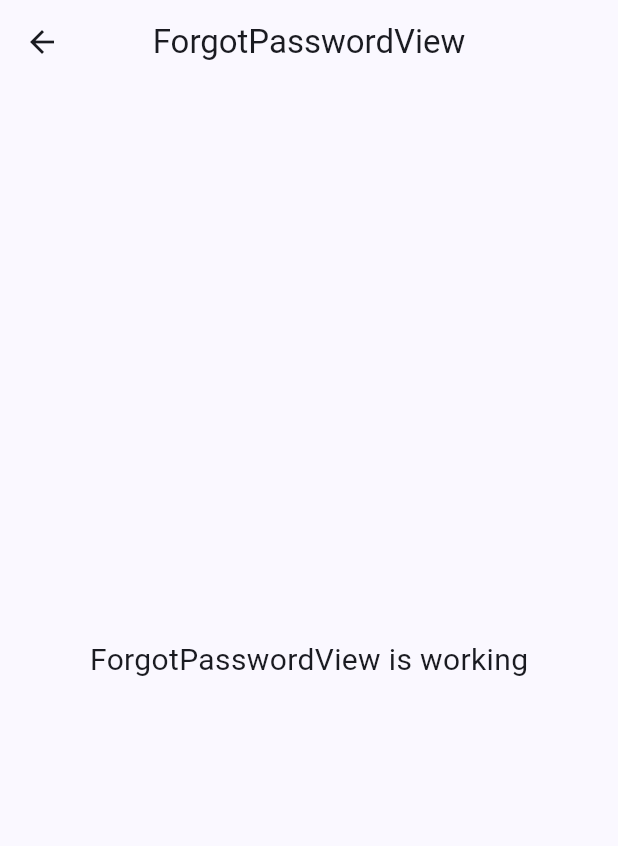
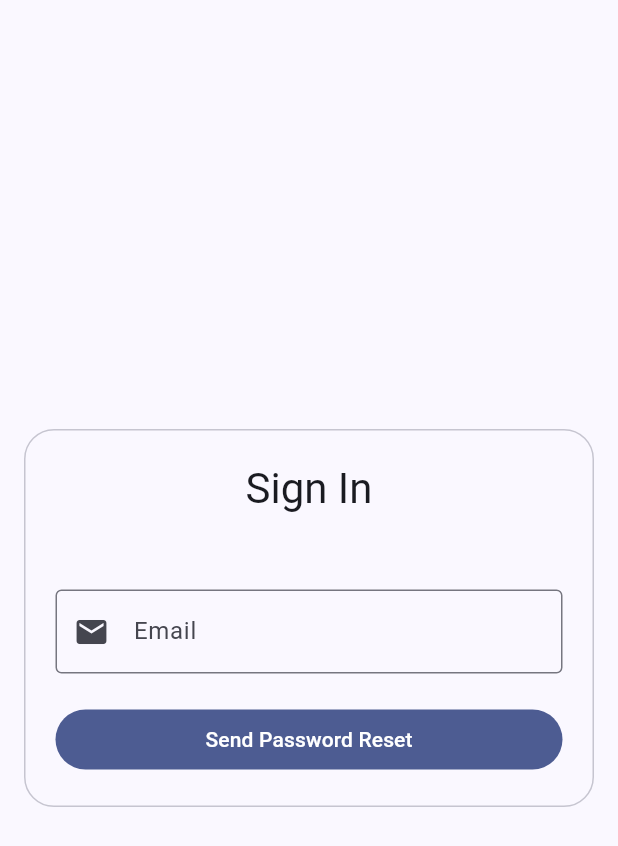
Before and after one commit to putrimhdw/attendify, a Flutter app: the ForgotPasswordView screen opened by its route, on a phone screen of 412 x 824 dp. Shown: the top 846 px of the screen. Run offline on Flutter 3.47's test engine with Material 3 defaults, Android fonts, the phone set to English and light mode, and no system bars; our stand-ins replace carousel_slider, cloud_firestore, firebase_auth, firebase_core, firebase_storage, get; accounts and stored records are empty.

Commit message:
fixing bugs

```diff
--- a/lib/app/modules/forgot_password/controllers/forgot_password_controller.dart
+++ b/lib/app/modules/forgot_password/controllers/forgot_password_controller.dart
@@ -1,23 +1,46 @@
+import 'package:firebase_auth/firebase_auth.dart';
+import 'package:flutter/material.dart';
 import 'package:get/get.dart';
 
 class ForgotPasswordController extends GetxController {
-  //TODO: Implement ForgotPasswordController
+  final formKey = GlobalKey<FormState>();
+  final emailController = TextEditingController();
 
-  final count = 0.obs;
-  @override
-  void onInit() {
-    super.onInit();
+  var isLoading = false.obs;
+  String? errorMessage;
+
+  final auth = FirebaseAuth.instance;
+
+  void onResetPassword() async {
+    if (!formKey.currentState!.validate()) {
+      return;
+    }
+    isLoading.value = true;
+    try {
+      await auth.sendPasswordResetEmail(email: emailController.text);
+    } catch (e) {
+      errorMessage = e.toString();
+    }
+    isLoading.value = false;
+    Get.defaultDialog(
+      title: errorMessage == null ? "Succes" : "Error",
+      middleText: errorMessage == null
+          ? "Reset password has be confirm please check your email"
+          : "Failed to reset because : $errorMessage",
+      onConfirm: () {
+        Get.back();
+        Get.back();
+      },
+    );
   }
 
-  @override
-  void onReady() {
-    super.onReady();
+  String? onEmailValidation(String? value) {
+    if (value == null || value.isEmpty) {
+      return "Email can't be empty";
+    }
+    if (!GetUtils.isEmail(value)) {
+      return "Please input the correct email";
+    }
+    return null;
   }
-
-  @override
-  void onClose() {
-    super.onClose();
-  }
-
-  void increment() => count.value++;
 }
--- a/lib/app/modules/forgot_password/views/forgot_password_view.dart
+++ b/lib/app/modules/forgot_password/views/forgot_password_view.dart
@@ -9,15 +9,66 @@ class ForgotPasswordView extends GetView<ForgotPasswordController> {
   @override
   Widget build(BuildContext context) {
     return Scaffold(
-      appBar: AppBar(
-        title: const Text('ForgotPasswordView'),
-        centerTitle: true,
-      ),
-      body: const Center(
-        child: Text(
-          'ForgotPasswordView is working',
-          style: TextStyle(fontSize: 20),
-        ),
+      body: Obx(
+        () => controller.isLoading.value
+            ? const Center(
+                child: CircularProgressIndicator(),
+              )
+            : Padding(
+                padding: const EdgeInsets.symmetric(horizontal: 16),
+                child: Center(
+                  child: Container(
+                    padding: EdgeInsets.symmetric(
+                      horizontal: 20,
+                      vertical: 20,
+                    ),
+                    decoration: BoxDecoration(
+                        border: Border.all(
+                            color:
+                                Theme.of(context).colorScheme.outlineVariant),
+                        borderRadius: BorderRadius.circular(20)),
+                    child: Form(
+                      key: controller.formKey,
+                      child: Column(
+                        mainAxisSize: MainAxisSize.min,
+                        crossAxisAlignment: CrossAxisAlignment.start,
+                        children: [
+                          SizedBox(
+                            width: Get.width,
+                            child: Text(
+                              "Sign In",
+                              style: Theme.of(context).textTheme.headlineMedium,
+                              textAlign: TextAlign.center,
+                            ),
+                          ),
+                          SizedBox(
+                            height: 50,
+                          ),
+                          TextFormField(
+                            controller: controller.emailController,
+                            validator: controller.onEmailValidation,
+                            decoration: InputDecoration(
+                              prefixIcon: Icon(Icons.mail),
+                              label: Text("Email"),
+                              border: OutlineInputBorder(),
+                            ),
+                          ),
+                          SizedBox(
+                            height: 20,
+                          ),
+                          SizedBox(
+                            width: Get.width,
+                            child: FilledButton(
+                              onPressed: controller.onResetPassword,
+                              child: Text("Send Password Reset"),
+                            ),
+                          ),
+                        ],
+                      ),
+                    ),
+                  ),
+                ),
+              ),
       ),
     );
   }
--- a/lib/app/modules/home/views/home_view.dart
+++ b/lib/app/modules/home/views/home_view.dart
@@ -28,7 +28,7 @@ class HomeView extends GetView<HomeController> {
           onDestinationSelected: controller.changeTabIndex,
           destinations: const [
             NavigationDestination(
-                icon: Icon(Icons.schedule), label: "Schedule"),
+                icon: Icon(Icons.schedule), label: "Attendance"),
             NavigationDestination(
                 icon: Icon(Icons.edit_note), label: "Request"),
             NavigationDestination(icon: Icon(Icons.person), label: "Profile"),
--- a/lib/app/modules/login/views/login_view.dart
+++ b/lib/app/modules/login/views/login_view.dart
@@ -1,3 +1,4 @@
+import 'package:attendify/app/routes/app_pages.dart';
 import 'package:flutter/material.dart';
 
 import 'package:get/get.dart';
@@ -76,7 +77,9 @@ class LoginView extends GetView<LoginController> {
                             ),
                           ),
                           TextButton(
-                            onPressed: () {},
+                            onPressed: () {
+                              Get.toNamed(Routes.FORGOT_PASSWORD);
+                            },
                             child: Text("Forgot Password"),
                           ),
                           SizedBox(
```
Also changed, not shown: lib/app/modules/attendance/views/attendance_view.dart (+6 -17 lines).
